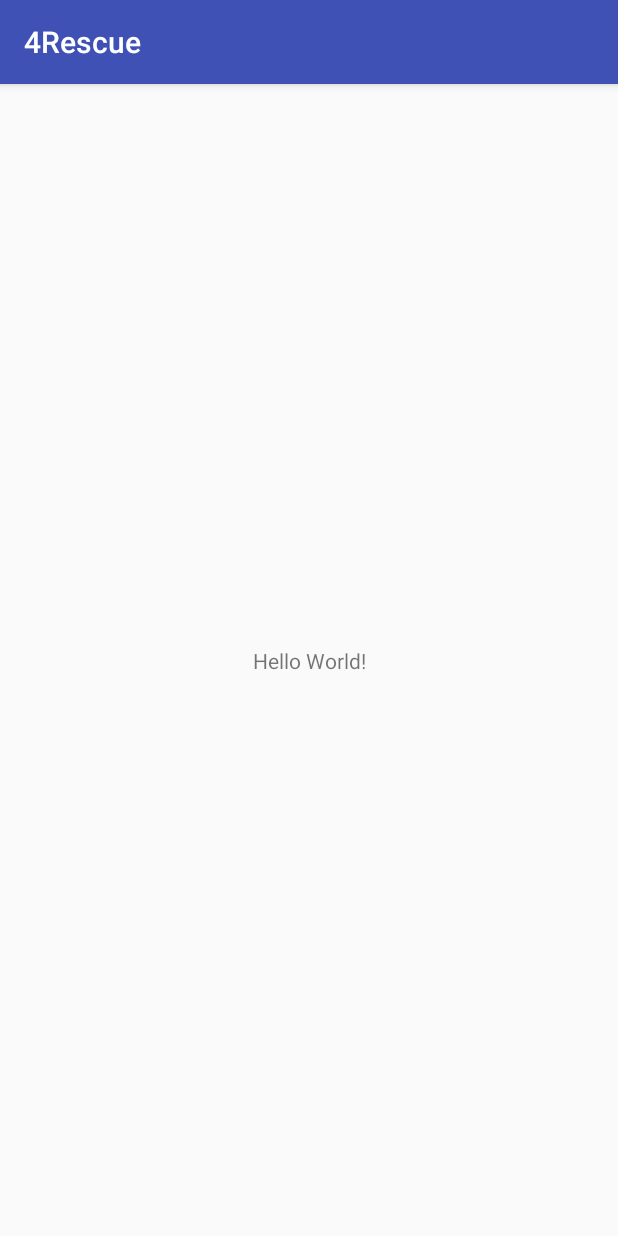
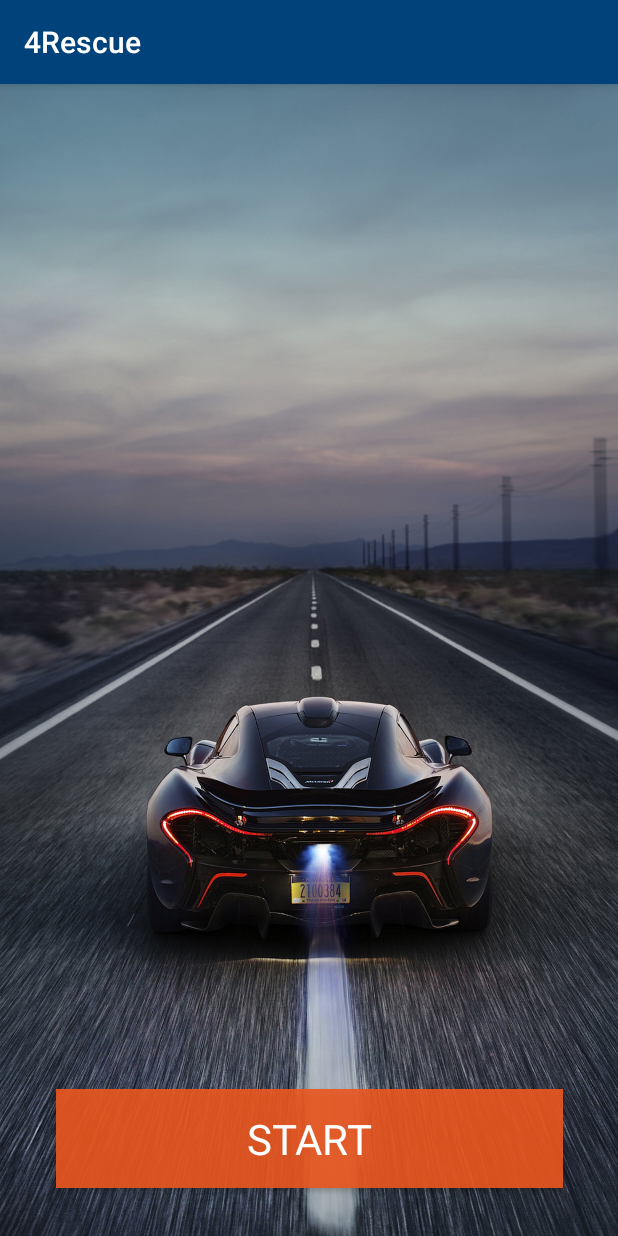
Before and after one commit to BartoszDabek/4Rescue, an Android app: the screen it shows after launch (MainActivity), on a phone screen of 412 x 824 dp. Run offline under Robolectric (Android 15) with nearby library versions, the phone set to English and light mode, and no system bars.

Commit message:
add layout for main screen

```diff
--- a/app/src/main/res/layout/activity_main.xml
+++ b/app/src/main/res/layout/activity_main.xml
@@ -4,15 +4,24 @@
     xmlns:tools="http://schemas.android.com/tools"
     android:layout_width="match_parent"
     android:layout_height="match_parent"
-    tools:context=".MainActivity">
+    tools:context=".MainActivity"
+    android:background="@drawable/background" >
 
-    <TextView
-        android:layout_width="wrap_content"
-        android:layout_height="wrap_content"
-        android:text="Hello World!"
+
+    <Button
+        android:id="@+id/startBtn"
+        android:layout_width="338dp"
+        android:layout_height="66dp"
+        android:layout_marginBottom="32dp"
+        android:layout_marginEnd="8dp"
+        android:layout_marginStart="8dp"
+        android:background="@color/colorButton"
+        android:text="@string/start"
+        android:textColor="#FFF"
+        android:textSize="28sp"
+        android:fontFamily="sans-serif"
         app:layout_constraintBottom_toBottomOf="parent"
-        app:layout_constraintLeft_toLeftOf="parent"
-        app:layout_constraintRight_toRightOf="parent"
-        app:layout_constraintTop_toTopOf="parent" />
+        app:layout_constraintEnd_toEndOf="parent"
+        app:layout_constraintStart_toStartOf="parent" />
 
 </android.support.constraint.ConstraintLayout>
--- a/app/src/main/res/values/colors.xml
+++ b/app/src/main/res/values/colors.xml
@@ -1,6 +1,7 @@
 <?xml version="1.0" encoding="utf-8"?>
 <resources>
-    <color name="colorPrimary">#3F51B5</color>
+    <color name="colorPrimary">#004279</color>
     <color name="colorPrimaryDark">#303F9F</color>
     <color name="colorAccent">#FF4081</color>
+    <color name="colorButton">#e5ed571f</color>
 </resources>
--- a/app/src/main/res/values/strings.xml
+++ b/app/src/main/res/values/strings.xml
@@ -1,3 +1,4 @@
 <resources>
     <string name="app_name">4Rescue</string>
+    <string name="start">START</string>
 </resources>
```
Also changed, not shown: app/src/main/res/drawable/background.jpg (added).
